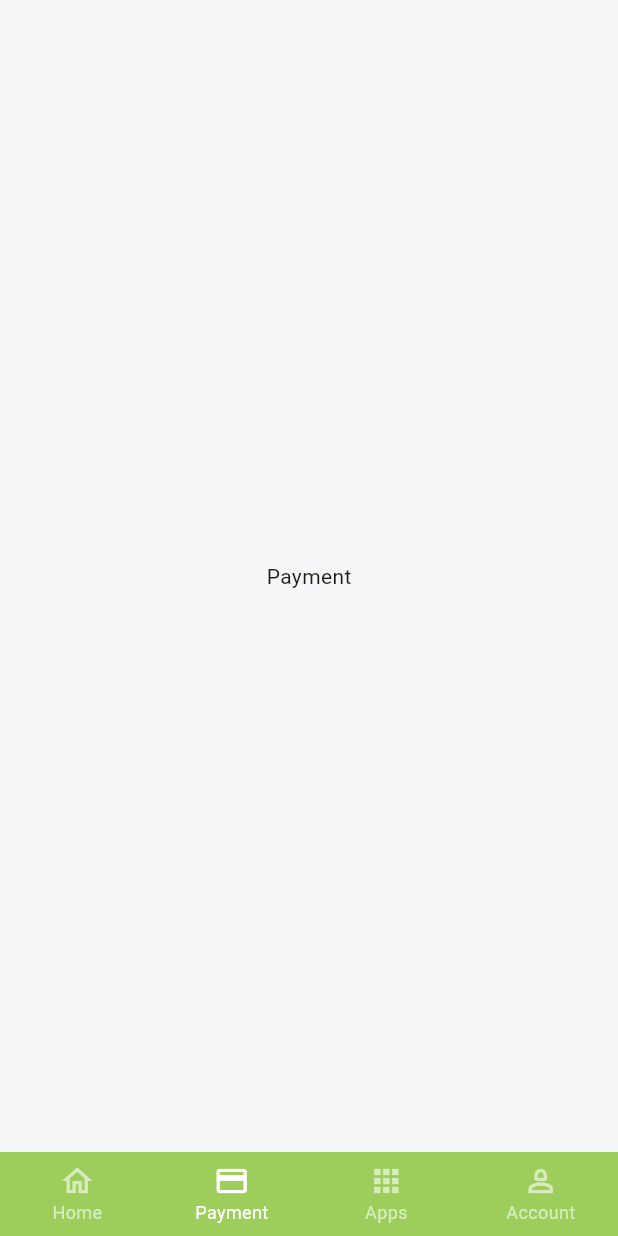
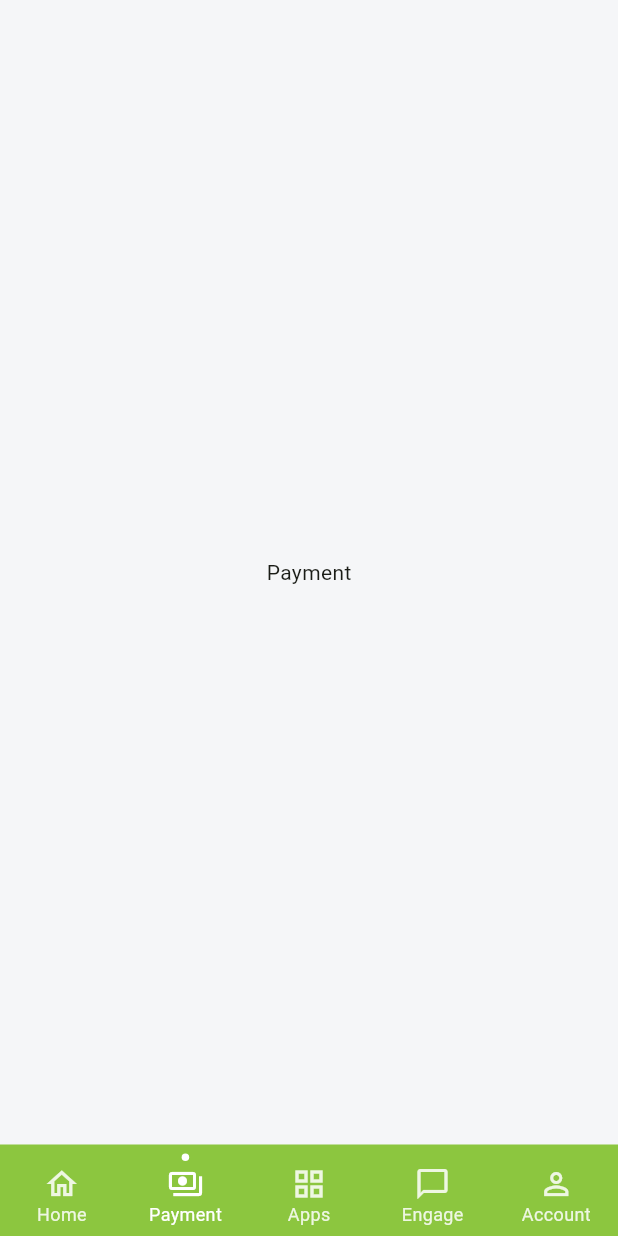
Before and after one commit to birukbr7/Telebirr-clone-by-biruk, a Flutter app: the screen it shows after launch, item 2 of the bottom bar chosen, on a phone screen of 412 x 824 dp. Run offline on Flutter 3.47's test engine with Material 3 defaults, Android fonts, the phone set to English and light mode, and no system bars; our stand-ins replace carousel_slider, dots_indicator, font_awesome_flutter, google_fonts, marquee.

Commit message:
Update main_screen.dart

```diff
--- a/lib/screens/main_screen.dart
+++ b/lib/screens/main_screen.dart
@@ -11,23 +11,40 @@ class MainScreen extends StatefulWidget {
 class _MainScreenState extends State<MainScreen> {
   int _currentIndex = 0;
 
-  final tabs = const [
+  final List<Widget> _tabs = const [
     HomeScreen(),
-    Center(
-      child: Text('Payment'),
-    ),
-    Center(
-      child: Text('Apps'),
-    ),
-    Center(
-      child: Text('Account'),
-    ),
+    Center(child: Text('Payment')),
+    Center(child: Text('Apps')),
+    Center(child: Text('Engage')),
+    Center(child: Text('Account')),
   ];
+
+  Widget _buildNavIcon(IconData icon, int index) {
+    final bool isSelected = _currentIndex == index;
+    return Column(
+      mainAxisSize: MainAxisSize.min,
+      children: [
+        if (isSelected)
+          Container(
+            width: 5,
+            height: 5,
+            margin: const EdgeInsets.only(bottom: 3),
+            decoration: const BoxDecoration(
+              color: Colors.white,
+              shape: BoxShape.circle,
+            ),
+          )
+        else
+          const SizedBox(height: 8),
+        Icon(icon, size: 24),
+      ],
+    );
+  }
 
   @override
   Widget build(BuildContext context) {
     return Scaffold(
-      body: tabs[_currentIndex],
+      body: _tabs[_currentIndex],
       bottomNavigationBar: Theme(
         data: ThemeData(
           splashColor: Colors.transparent,
@@ -37,36 +54,34 @@ class _MainScreenState extends State<MainScreen> {
           elevation: 0,
           currentIndex: _currentIndex,
           type: BottomNavigationBarType.fixed,
-          backgroundColor: const Color.fromRGBO(141, 199, 63, 0.85),
+          backgroundColor: const Color.fromRGBO(140, 198, 63, 1),
           selectedItemColor: Colors.white,
-          unselectedItemColor: Colors.white.withOpacity(.60),
+          unselectedItemColor: Colors.white.withOpacity(0.85),
           selectedFontSize: 12,
           unselectedFontSize: 12,
           onTap: (value) {
             setState(() => _currentIndex = value);
           },
-          items: const [
+          items: [
             BottomNavigationBarItem(
               label: 'Home',
-              icon: Icon(Icons.home_outlined),
+              icon: _buildNavIcon(Icons.home_outlined, 0),
             ),
             BottomNavigationBarItem(
               label: 'Payment',
-              icon: Icon(
-                Icons.payment,
-              ),
+              icon: _buildNavIcon(Icons.payments_outlined, 1),
             ),
             BottomNavigationBarItem(
               label: 'Apps',
-              icon: Icon(
-                Icons.apps,
-              ),
+              icon: _buildNavIcon(Icons.grid_view, 2),
+            ),
+            BottomNavigationBarItem(
+              label: 'Engage',
+              icon: _buildNavIcon(Icons.chat_bubble_outline, 3),
             ),
             BottomNavigationBarItem(
               label: 'Account',
-              icon: Icon(
-                Icons.person_2_outlined,
-              ),
+              icon: _buildNavIcon(Icons.person_outline, 4),
             ),
           ],
         ),
```
